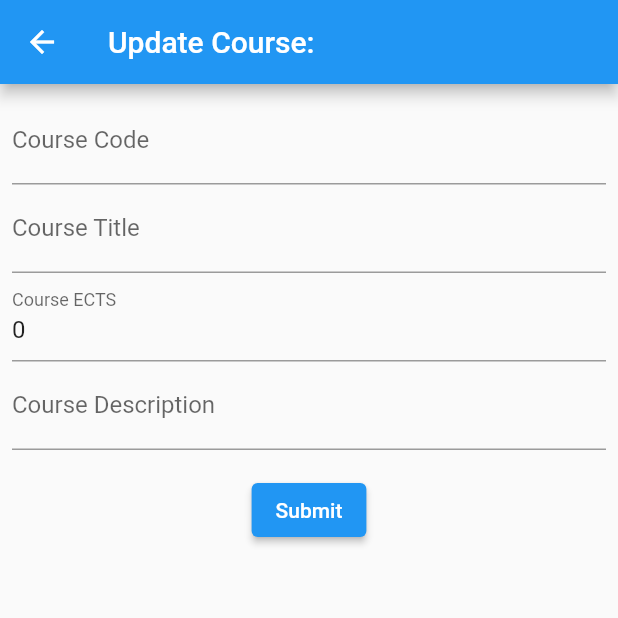
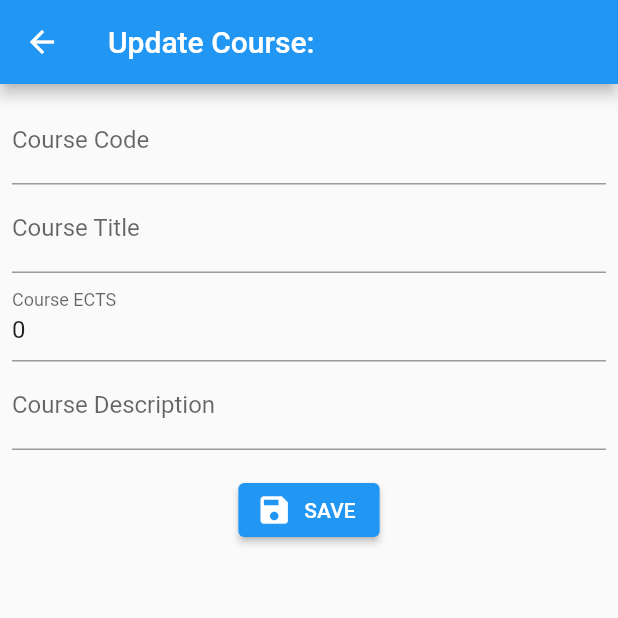
Before and after one commit to betsegawlemma/course_flutter_app, a Flutter app: the UpdateCourse screen opened directly with empty values, on a phone screen of 412 x 824 dp, the top half of it. Run offline on Flutter 3.47's test engine with Material 2 defaults, Android fonts, the phone set to English and light mode, and no system bars; our stand-ins replace bloc, equatable, flutter_bloc; network calls fail.

Commit message:
DO UPDATE/ADD

```diff
--- a/lib/course/screens/course_add.dart
+++ b/lib/course/screens/course_add.dart
@@ -77,7 +77,7 @@ class _AddCourseState extends State<AddCourse> {
                   }),
               Padding(
                 padding: const EdgeInsets.symmetric(vertical: 16.0),
-                child: ElevatedButton(
+                child: ElevatedButton.icon(
                   onPressed: () {
                     final form = _formKey.currentState;
                     if (form.validate()) {
@@ -95,7 +95,8 @@ class _AddCourseState extends State<AddCourse> {
                           CoursesList.routeName, (route) => false);
                     }
                   },
-                  child: Text('Submit'),
+                  icon: Icon(Icons.save),
+                  label: Text('ADD'),
                 ),
               ),
             ],
--- a/lib/course/screens/course_update.dart
+++ b/lib/course/screens/course_update.dart
@@ -84,7 +84,7 @@ class _UpdateCourseState extends State<UpdateCourse> {
                   }),
               Padding(
                 padding: const EdgeInsets.symmetric(vertical: 16.0),
-                child: ElevatedButton(
+                child: ElevatedButton.icon(
                   onPressed: () {
                     final form = _formKey.currentState;
                     if (form.validate()) {
@@ -103,7 +103,8 @@ class _UpdateCourseState extends State<UpdateCourse> {
                           CoursesList.routeName, (route) => false);
                     }
                   },
-                  child: Text('Submit'),
+                  label: Text('SAVE'),
+                  icon: Icon(Icons.save),
                 ),
               ),
             ],
```
